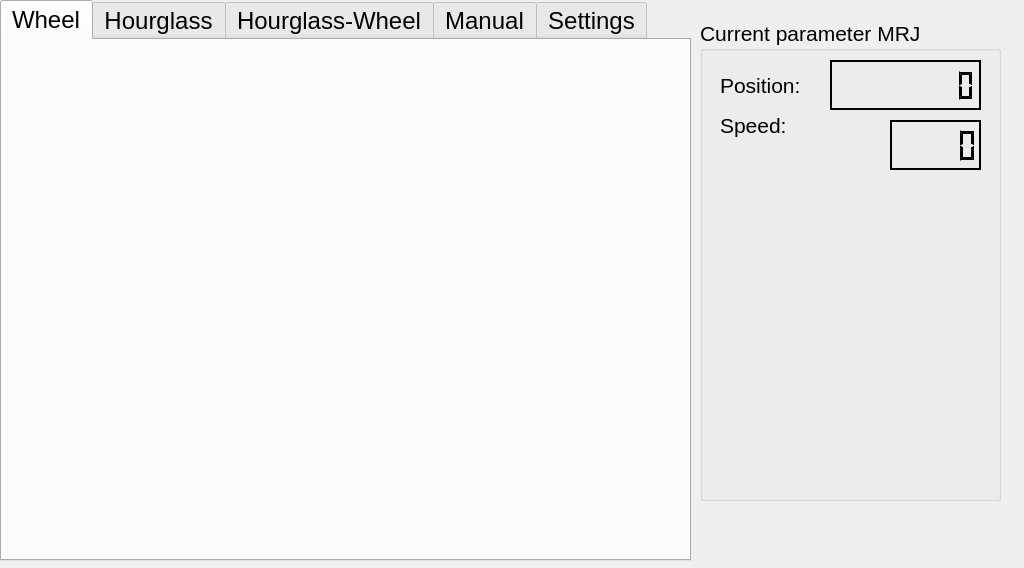
Above: GUI.ui from LeDima/Motor-control-MELSERVO- before the change. Below: the same form after it.
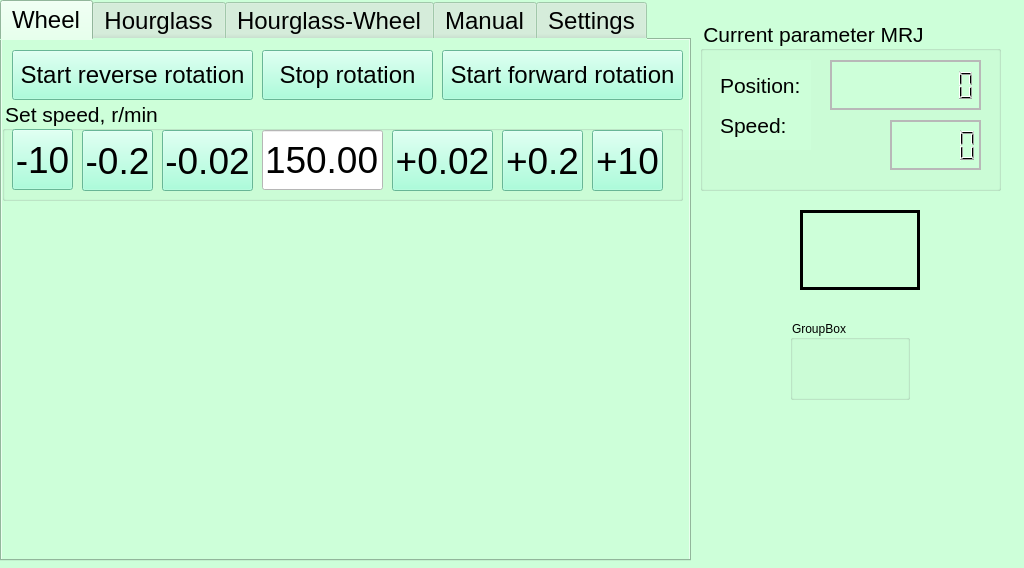
That is the form after the change. The open tabs and pages were chosen to show the change.

Patch:
```diff
--- a/GUI.ui
+++ b/GUI.ui
@@ -37,6 +37,9 @@
   <property name="windowTitle">
    <string>MRJ Control</string>
   </property>
+  <property name="styleSheet">
+   <string notr="true">background-color: rgb(205, 255, 217);</string>
+  </property>
   <property name="iconSize">
    <size>
     <width>32</width>
@@ -44,6 +47,12 @@
    </size>
   </property>
   <widget class="QWidget" name="centralwidget">
+   <property name="font">
+    <font>
+     <family>Arial</family>
+     <pointsize>16</pointsize>
+    </font>
+   </property>
    <widget class="QTabWidget" name="tabWidget">
     <property name="geometry">
      <rect>
@@ -67,6 +76,7 @@
     </property>
     <property name="font">
      <font>
+      <family>Arial</family>
       <pointsize>18</pointsize>
      </font>
     </property>
@@ -76,6 +86,9 @@
     <property name="layoutDirection">
      <enum>Qt::LeftToRight</enum>
     </property>
+    <property name="styleSheet">
+     <string notr="true">background-color: rgb(205, 255, 217);</string>
+    </property>
     <property name="locale">
      <locale language="English" country="UnitedStates"/>
     </property>
@@ -113,6 +126,253 @@
      <attribute name="title">
       <string>Wheel</string>
      </attribute>
+     <widget class="QGroupBox" name="groupBoxSet_Speed_Wheel">
+      <property name="geometry">
+       <rect>
+        <x>0</x>
+        <y>60</y>
+        <width>681</width>
+        <height>101</height>
+       </rect>
+      </property>
+      <property name="font">
+       <font>
+        <family>Arial</family>
+        <pointsize>16</pointsize>
+       </font>
+      </property>
+      <property name="styleSheet">
+       <string notr="true">border-color: rgb(0, 0, 0);
+alternate-background-color: rgb(0, 0, 0);
+selection-background-color: rgb(0, 0, 0);
+selection-color: rgb(0, 0, 0);
+gridline-color: rgb(0, 0, 0);
+border-left-color: rgb(0, 0, 0);
+border-bottom-color: rgb(0, 0, 0);
+border-right-color: rgb(0, 0, 0);
+border-top-color: rgb(0, 0, 0);</string>
+      </property>
+      <property name="title">
+       <string>Set speed, r/min</string>
+      </property>
+      <widget class="QLineEdit" name="lineEdit_Speed_Wheel_IN">
+       <property name="geometry">
+        <rect>
+         <x>260</x>
+         <y>30</y>
+         <width>121</width>
+         <height>60</height>
+        </rect>
+       </property>
+       <property name="font">
+        <font>
+         <family>Arial</family>
+         <pointsize>28</pointsize>
+        </font>
+       </property>
+       <property name="styleSheet">
+        <string notr="true">background-color: rgb(255, 255, 255);</string>
+       </property>
+       <property name="text">
+        <string>150.00</string>
+       </property>
+       <property name="dragEnabled">
+        <bool>false</bool>
+       </property>
+       <property name="readOnly">
+        <bool>true</bool>
+       </property>
+      </widget>
+      <widget class="QPushButton" name="button_Speed_Wheel_m1">
+       <property name="geometry">
+        <rect>
+         <x>160</x>
+         <y>30</y>
+         <width>91</width>
+         <height>61</height>
+        </rect>
+       </property>
+       <property name="font">
+        <font>
+         <pointsize>28</pointsize>
+        </font>
+       </property>
+       <property name="styleSheet">
+        <string notr="true">background-color: rgb(146, 255, 210);</string>
+       </property>
+       <property name="text">
+        <string>-0.02</string>
+       </property>
+      </widget>
+      <widget class="QPushButton" name="button_Speed_Wheel_m10">
+       <property name="geometry">
+        <rect>
+         <x>80</x>
+         <y>30</y>
+         <width>71</width>
+         <height>61</height>
+        </rect>
+       </property>
+       <property name="font">
+        <font>
+         <pointsize>28</pointsize>
+        </font>
+       </property>
+       <property name="styleSheet">
+        <string notr="true">background-color: rgb(146, 255, 210);</string>
+       </property>
+       <property name="text">
+        <string>-0.2</string>
+       </property>
+      </widget>
+      <widget class="QPushButton" name="button_Speed_Wheel_m100">
+       <property name="geometry">
+        <rect>
+         <x>10</x>
+         <y>29</y>
+         <width>61</width>
+         <height>61</height>
+        </rect>
+       </property>
+       <property name="font">
+        <font>
+         <pointsize>28</pointsize>
+        </font>
+       </property>
+       <property name="styleSheet">
+        <string notr="true">background-color: rgb(146, 255, 210);</string>
+       </property>
+       <property name="text">
+        <string>-10</string>
+       </property>
+      </widget>
+      <widget class="QPushButton" name="button_Speed_Wheel_p1">
+       <property name="geometry">
+        <rect>
+         <x>390</x>
+         <y>30</y>
+         <width>101</width>
+         <height>61</height>
+        </rect>
+       </property>
+       <property name="font">
+        <font>
+         <pointsize>28</pointsize>
+        </font>
+       </property>
+       <property name="styleSheet">
+        <string notr="true">background-color: rgb(146, 255, 210);</string>
+       </property>
+       <property name="text">
+        <string>+0.02</string>
+       </property>
+      </widget>
+      <widget class="QPushButton" name="button_Speed_Wheel_p10">
+       <property name="geometry">
+        <rect>
+         <x>500</x>
+         <y>30</y>
+         <width>81</width>
+         <height>61</height>
+        </rect>
+       </property>
+       <property name="font">
+        <font>
+         <pointsize>28</pointsize>
+        </font>
+       </property>
+       <property name="styleSheet">
+        <string notr="true">background-color: rgb(146, 255, 210);</string>
+       </property>
+       <property name="text">
+        <string>+0.2</string>
+       </property>
+      </widget>
+      <widget class="QPushButton" name="button_Speed_Wheel_p100">
+       <property name="geometry">
+        <rect>
+         <x>590</x>
+         <y>30</y>
+         <width>71</width>
+         <height>61</height>
+        </rect>
+       </property>
+       <property name="font">
+        <font>
+         <pointsize>28</pointsize>
+        </font>
+       </property>
+       <property name="styleSheet">
+        <string notr="true">background-color: rgb(146, 255, 210);</string>
+       </property>
+       <property name="text">
+        <string>+10</string>
+       </property>
+      </widget>
+     </widget>
+     <widget class="QPushButton" name="ST2_ON_Button_Wheel">
+      <property name="geometry">
+       <rect>
+        <x>10</x>
+        <y>10</y>
+        <width>241</width>
+        <height>50</height>
+       </rect>
+      </property>
+      <property name="font">
+       <font>
+        <pointsize>18</pointsize>
+       </font>
+      </property>
+      <property name="styleSheet">
+       <string notr="true">background-color: rgb(146, 255, 210);</string>
+      </property>
+      <property name="text">
+       <string>Start reverse rotation</string>
+      </property>
+     </widget>
+     <widget class="QPushButton" name="ST12_OFF_Button_Wheel">
+      <property name="geometry">
+       <rect>
+        <x>260</x>
+        <y>10</y>
+        <width>171</width>
+        <height>50</height>
+       </rect>
+      </property>
+      <property name="font">
+       <font>
+        <pointsize>18</pointsize>
+       </font>
+      </property>
+      <property name="styleSheet">
+       <string notr="true">background-color: rgb(146, 255, 210);</string>
+      </property>
+      <property name="text">
+       <string>Stop rotation</string>
+      </property>
+     </widget>
+     <widget class="QPushButton" name="ST1_ON_Button_Wheel">
+      <property name="geometry">
+       <rect>
+        <x>440</x>
+        <y>10</y>
+        <width>241</width>
+        <height>50</height>
+       </rect>
+      </property>
+      <property name="font">
+       <font>
+        <pointsize>18</pointsize>
+       </font>
+      </property>
+      <property name="styleSheet">
+       <string notr="true">background-color: rgb(146, 255, 210);</string>
+      </property>
+      <property name="text">
+       <string>Start forward rotation</string>
+      </property>
+     </widget>
     </widget>
     <widget class="QWidget" name="Tab_Hourglass">
      <attribute name="title">
@@ -827,9 +1087,15 @@
       <x>700</x>
       <y>20</y>
       <width>301</width>
-      <height>481</height>
+      <height>171</height>
      </rect>
     </property>
+    <property name="font">
+     <font>
+      <family>Arial</family>
+      <pointsize>16</pointsize>
+     </font>
+    </property>
     <property name="inputMethodHints">
      <set>Qt::ImhNone</set>
     </property>
@@ -848,258 +1114,11 @@
        <height>50</height>
       </rect>
      </property>
-     <property name="palette">
-      <palette>
-       <active>
-        <colorrole role="WindowText">
-         <brush brushstyle="SolidPattern">
-          <color alpha="255">
-           <red>0</red>
-           <green>0</green>
-           <blue>0</blue>
-          </color>
-         </brush>
-        </colorrole>
-        <colorrole role="Button">
-         <brush brushstyle="SolidPattern">
-          <color alpha="255">
-           <red>0</red>
-           <green>0</green>
-           <blue>0</blue>
-          </color>
-         </brush>
-        </colorrole>
-        <colorrole role="Light">
-         <brush brushstyle="SolidPattern">
-          <color alpha="255">
-           <red>0</red>
-           <green>0</green>
-           <blue>0</blue>
-          </color>
-         </brush>
-        </colorrole>
-        <colorrole role="Midlight">
-         <brush brushstyle="SolidPattern">
-          <color alpha="255">
-           <red>0</red>
-           <green>0</green>
-           <blue>0</blue>
-          </color>
-         </brush>
-        </colorrole>
-        <colorrole role="Dark">
-         <brush brushstyle="SolidPattern">
-          <color alpha="255">
-           <red>0</red>
-           <green>0</green>
-           <blue>0</blue>
-          </color>
-         </brush>
-        </colorrole>
-        <colorrole role="Mid">
-         <brush brushstyle="SolidPattern">
-          <color alpha="255">
-           <red>0</red>
-           <green>0</green>
-           <blue>0</blue>
-          </color>
-         </brush>
-        </colorrole>
-        <colorrole role="Text">
-         <brush brushstyle="SolidPattern">
-          <color alpha="255">
-           <red>0</red>
-           <green>0</green>
-           <blue>0</blue>
-          </color>
-         </brush>
-        </colorrole>
-        <colorrole role="ButtonText">
-         <brush brushstyle="SolidPattern">
-          <color alpha="255">
-           <red>0</red>
-           <green>0</green>
-           <blue>0</blue>
-          </color>
-         </brush>
-        </colorrole>
-        <colorrole role="Shadow">
-         <brush brushstyle="SolidPattern">
-          <color alpha="255">
-           <red>0</red>
-           <green>0</green>
-           <blue>0</blue>
-          </color>
-         </brush>
-        </colorrole>
-       </active>
-       <inactive>
-        <colorrole role="WindowText">
-         <brush brushstyle="SolidPattern">
-          <color alpha="255">
-           <red>0</red>
-           <green>0</green>
-           <blue>0</blue>
-          </color>
-         </brush>
-        </colorrole>
-        <colorrole role="Button">
-         <brush brushstyle="SolidPattern">
-          <color alpha="255">
-           <red>0</red>
-           <green>0</green>
-           <blue>0</blue>
-          </color>
-         </brush>
-        </colorrole>
-        <colorrole role="Light">
-         <brush brushstyle="SolidPattern">
-          <color alpha="255">
-           <red>0</red>
-           <green>0</green>
-           <blue>0</blue>
-          </color>
-         </brush>
-        </colorrole>
-        <colorrole role="Midlight">
-         <brush brushstyle="SolidPattern">
-          <color alpha="255">
-           <red>0</red>
-           <green>0</green>
-           <blue>0</blue>
-          </color>
-         </brush>
-        </colorrole>
-        <colorrole role="Dark">
-         <brush brushstyle="SolidPattern">
-          <color alpha="255">
-           <red>0</red>
-           <green>0</green>
-           <blue>0</blue>
-          </color>
-         </brush>
-        </colorrole>
-        <colorrole role="Mid">
-         <brush brushstyle="SolidPattern">
-          <color alpha="255">
-           <red>0</red>
-           <green>0</green>
-           <blue>0</blue>
-          </color>
-         </brush>
-        </colorrole>
-        <colorrole role="Text">
-         <brush brushstyle="SolidPattern">
-          <color alpha="255">
-           <red>0</red>
-           <green>0</green>
-           <blue>0</blue>
-          </color>
-         </brush>
-        </colorrole>
-        <colorrole role="ButtonText">
-         <brush brushstyle="SolidPattern">
-          <color alpha="255">
-           <red>0</red>
-           <green>0</green>
-           <blue>0</blue>
-          </color>
-         </brush>
-        </colorrole>
-        <colorrole role="Shadow">
-         <brush brushstyle="SolidPattern">
-          <color alpha="255">
-           <red>0</red>
-           <green>0</green>
-           <blue>0</blue>
-          </color>
-         </brush>
-        </colorrole>
-       </inactive>
-       <disabled>
-        <colorrole role="WindowText">
-         <brush brushstyle="SolidPattern">
-          <color alpha="255">
-           <red>0</red>
-           <green>0</green>
-           <blue>0</blue>
-          </color>
-         </brush>
-        </colorrole>
-        <colorrole role="Button">
-         <brush brushstyle="SolidPattern">
-          <color alpha="255">
-           <red>0</red>
-           <green>0</green>
-           <blue>0</blue>
-          </color>
-         </brush>
-        </colorrole>
-        <colorrole role="Light">
-         <brush brushstyle="SolidPattern">
-          <color alpha="255">
-           <red>0</red>
-           <green>0</green>
-           <blue>0</blue>
-          </color>
-         </brush>
-        </colorrole>
-        <colorrole role="Midlight">
-         <brush brushstyle="SolidPattern">
-          <color alpha="255">
-           <red>0</red>
-           <green>0</green>
-           <blue>0</blue>
-          </color>
-         </brush>
-        </colorrole>
-        <colorrole role="Dark">
-         <brush brushstyle="SolidPattern">
-          <color alpha="255">
-           <red>0</red>
-           <green>0</green>
-           <blue>0</blue>
-          </color>
-         </brush>
-        </colorrole>
-        <colorrole role="Mid">
-         <brush brushstyle="SolidPattern">
-          <color alpha="255">
-           <red>0</red>
-           <green>0</green>
-           <blue>0</blue>
-          </color>
-         </brush>
-        </colorrole>
-        <colorrole role="Text">
-         <brush brushstyle="SolidPattern">
-          <color alpha="255">
-           <red>0</red>
-           <green>0</green>
-           <blue>0</blue>
-          </color>
-         </brush>
-        </colorrole>
-        <colorrole role="ButtonText">
-         <brush brushstyle="SolidPattern">
-          <color alpha="255">
-           <red>0</red>
-           <green>0</green>
-           <blue>0</blue>
-          </color>
-         </brush>
-        </colorrole>
-        <colorrole role="Shadow">
-         <brush brushstyle="SolidPattern">
-          <color alpha="255">
-           <red>0</red>
-           <green>0</green>
-           <blue>0</blue>
-          </color>
-         </brush>
-        </colorrole>
-       </disabled>
-      </palette>
+     <property name="font">
+      <font>
+       <family>Arial</family>
+       <pointsize>16</pointsize>
+      </font>
      </property>
      <property name="mouseTracking">
       <bool>false</bool>
@@ -1110,17 +1129,11 @@
      <property name="inputMethodHints">
       <set>Qt::ImhNone</set>
      </property>
-     <property name="frameShape">
-      <enum>QFrame::Panel</enum>
-     </property>
-     <property name="frameShadow">
-      <enum>QFrame::Plain</enum>
-     </property>
      <property name="lineWidth">
-      <number>2</number>
+      <number>0</number>
      </property>
      <property name="midLineWidth">
-      <number>10</number>
+      <number>2</number>
      </property>
      <property name="smallDecimalPoint">
       <bool>false</bool>
@@ -1147,6 +1160,12 @@
        <height>50</height>
       </rect>
      </property>
+     <property name="font">
+      <font>
+       <family>Arial</family>
+       <pointsize>16</pointsize>
+      </font>
+     </property>
      <property name="text">
       <string>Position: </string>
      </property>
@@ -1160,6 +1179,12 @@
        <height>50</height>
       </rect>
      </property>
+     <property name="font">
+      <font>
+       <family>Arial</family>
+       <pointsize>16</pointsize>
+      </font>
+     </property>
      <property name="text">
       <string>Speed: </string>
      </property>
@@ -1176,259 +1201,6 @@
        <height>50</height>
       </rect>
      </property>
-     <property name="palette">
-      <palette>
-       <active>
-        <colorrole role="WindowText">
-         <brush brushstyle="SolidPattern">
-          <color alpha="255">
-           <red>0</red>
-           <green>0</green>
-           <blue>0</blue>
-          </color>
-         </brush>
-        </colorrole>
-        <colorrole role="Button">
-         <brush brushstyle="SolidPattern">
-          <color alpha="255">
-           <red>0</red>
-           <green>0</green>
-           <blue>0</blue>
-          </color>
-         </brush>
-        </colorrole>
-        <colorrole role="Light">
-         <brush brushstyle="SolidPattern">
-          <color alpha="255">
-           <red>0</red>
-           <green>0</green>
-           <blue>0</blue>
-          </color>
-         </brush>
-        </colorrole>
-        <colorrole role="Midlight">
-         <brush brushstyle="SolidPattern">
-          <color alpha="255">
-           <red>0</red>
-           <green>0</green>
-           <blue>0</blue>
-          </color>
-         </brush>
-        </colorrole>
-        <colorrole role="Dark">
-         <brush brushstyle="SolidPattern">
-          <color alpha="255">
-           <red>0</red>
-           <green>0</green>
-           <blue>0</blue>
-          </color>
-         </brush>
-        </colorrole>
-        <colorrole role="Mid">
-         <brush brushstyle="SolidPattern">
-          <color alpha="255">
-           <red>0</red>
-           <green>0</green>
-           <blue>0</blue>
-          </color>
-         </brush>
-        </colorrole>
-        <colorrole role="Text">
-         <brush brushstyle="SolidPattern">
-          <color alpha="255">
-           <red>0</red>
-           <green>0</green>
-           <blue>0</blue>
-          </color>
-         </brush>
-        </colorrole>
-        <colorrole role="ButtonText">
-         <brush brushstyle="SolidPattern">
-          <color alpha="255">
-           <red>0</red>
-           <green>0</green>
-           <blue>0</blue>
-          </color>
-         </brush>
-        </colorrole>
-        <colorrole role="Shadow">
-         <brush brushstyle="SolidPattern">
-          <color alpha="255">
-           <red>0</red>
-           <green>0</green>
-           <blue>0</blue>
-          </color>
-         </brush>
-        </colorrole>
-       </active>
-       <inactive>
-        <colorrole role="WindowText">
-         <brush brushstyle="SolidPattern">
-          <color alpha="255">
-           <red>0</red>
-           <green>0</green>
-           <blue>0</blue>
-          </color>
-         </brush>
-        </colorrole>
-        <colorrole role="Button">
-         <brush brushstyle="SolidPattern">
-          <color alpha="255">
-           <red>0</red>
-           <green>0</green>
-           <blue>0</blue>
-          </color>
-         </brush>
-        </colorrole>
-        <colorrole role="Light">
-         <brush brushstyle="SolidPattern">
-          <color alpha="255">
-           <red>0</red>
-           <green>0</green>
-           <blue>0</blue>
-          </color>
-         </brush>
-        </colorrole>
-        <colorrole role="Midlight">
-         <brush brushstyle="SolidPattern">
-          <color alpha="255">
-           <red>0</red>
-           <green>0</green>
-           <blue>0</blue>
-          </color>
-         </brush>
-        </colorrole>
-        <colorrole role="Dark">
-         <brush brushstyle="SolidPattern">
-          <color alpha="255">
-           <red>0</red>
-           <green>0</green>
-           <blue>0</blue>
-          </color>
-         </brush>
-        </colorrole>
-        <colorrole role="Mid">
-         <brush brushstyle="SolidPattern">
-          <color alpha="255">
-           <red>0</red>
-           <green>0</green>
-           <blue>0</blue>
-          </color>
-         </brush>
-        </colorrole>
-        <colorrole role="Text">
-         <brush brushstyle="SolidPattern">
-          <color alpha="255">
-           <red>0</red>
-           <green>0</green>
-           <blue>0</blue>
-          </color>
-         </brush>
-        </colorrole>
-        <colorrole role="ButtonText">
-         <brush brushstyle="SolidPattern">
-          <color alpha="255">
-           <red>0</red>
-           <green>0</green>
-           <blue>0</blue>
-          </color>
-         </brush>
-        </colorrole>
-        <colorrole role="Shadow">
-         <brush brushstyle="SolidPattern">
-          <color alpha="255">
-           <red>0</red>
-           <green>0</green>
-           <blue>0</blue>
-          </color>
-         </brush>
-        </colorrole>
-       </inactive>
-       <disabled>
-        <colorrole role="WindowText">
-         <brush brushstyle="SolidPattern">
-          <color alpha="255">
-           <red>0</red>
-           <green>0</green>
-           <blue>0</blue>
-          </color>
-         </brush>
-        </colorrole>
-        <colorrole role="Button">
-         <brush brushstyle="SolidPattern">
-          <color alpha="255">
-           <red>0</red>
-           <green>0</green>
-           <blue>0</blue>
-          </color>
-         </brush>
-        </colorrole>
-        <colorrole role="Light">
-         <brush brushstyle="SolidPattern">
-          <color alpha="255">
-           <red>0</red>
-           <green>0</green>
-           <blue>0</blue>
-          </color>
-         </brush>
-        </colorrole>
-        <colorrole role="Midlight">
-         <brush brushstyle="SolidPattern">
-          <color alpha="255">
-           <red>0</red>
-           <green>0</green>
-           <blue>0</blue>
-          </color>
-         </brush>
-        </colorrole>
-        <colorrole role="Dark">
-         <brush brushstyle="SolidPattern">
-          <color alpha="255">
-           <red>0</red>
-           <green>0</green>
-           <blue>0</blue>
-          </color>
-         </brush>
-        </colorrole>
-        <colorrole role="Mid">
-         <brush brushstyle="SolidPattern">
-          <color alpha="255">
-           <red>0</red>
-           <green>0</green>
-           <blue>0</blue>
-          </color>
-         </brush>
-        </colorrole>
-        <colorrole role="Text">
-         <brush brushstyle="SolidPattern">
-          <color alpha="255">
-           <red>0</red>
-           <green>0</green>
-           <blue>0</blue>
-          </color>
-         </brush>
-        </colorrole>
-        <colorrole role="ButtonText">
-         <brush brushstyle="SolidPattern">
-          <color alpha="255">
-           <red>0</red>
-           <green>0</green>
-           <blue>0</blue>
-          </color>
-         </brush>
-        </colorrole>
-        <colorrole role="Shadow">
-         <brush brushstyle="SolidPattern">
-          <color alpha="255">
-           <red>0</red>
-           <green>0</green>
-           <blue>0</blue>
-          </color>
-         </brush>
-        </colorrole>
-       </disabled>
-      </palette>
-     </property>
      <property name="mouseTracking">
       <bool>false</bool>
      </property>
@@ -1438,17 +1210,11 @@
      <property name="inputMethodHints">
       <set>Qt::ImhNone</set>
      </property>
-     <property name="frameShape">
-      <enum>QFrame::Panel</enum>
-     </property>
-     <property name="frameShadow">
-      <enum>QFrame::Plain</enum>
-     </property>
      <property name="lineWidth">
-      <number>2</number>
+      <number>0</number>
      </property>
      <property name="midLineWidth">
-      <number>10</number>
+      <number>2</number>
      </property>
      <property name="smallDecimalPoint">
       <bool>false</bool>
@@ -1467,6 +1233,41 @@
      </property>
     </widget>
    </widget>
+   <widget class="QGroupBox" name="groupBox_2">
+    <property name="geometry">
+     <rect>
+      <x>790</x>
+      <y>320</y>
+      <width>120</width>
+      <height>80</height>
+     </rect>
+    </property>
+    <property name="title">
+     <string>GroupBox</string>
+    </property>
+   </widget>
+   <widget class="QFrame" name="frame">
+    <property name="geometry">
+     <rect>
+      <x>800</x>
+      <y>210</y>
+      <width>120</width>
+      <height>80</height>
+     </rect>
+    </property>
+    <property name="frameShape">
+     <enum>QFrame::Box</enum>
+    </property>
+    <property name="frameShadow">
+     <enum>QFrame::Plain</enum>
+    </property>
+    <property name="lineWidth">
+     <number>3</number>
+    </property>
+    <property name="midLineWidth">
+     <number>2</number>
+    </property>
+   </widget>
   </widget>
   <action name="actionasda">
    <property name="text">
```
Left out of the diff: 206 changed lines with no effect on the pictures.
